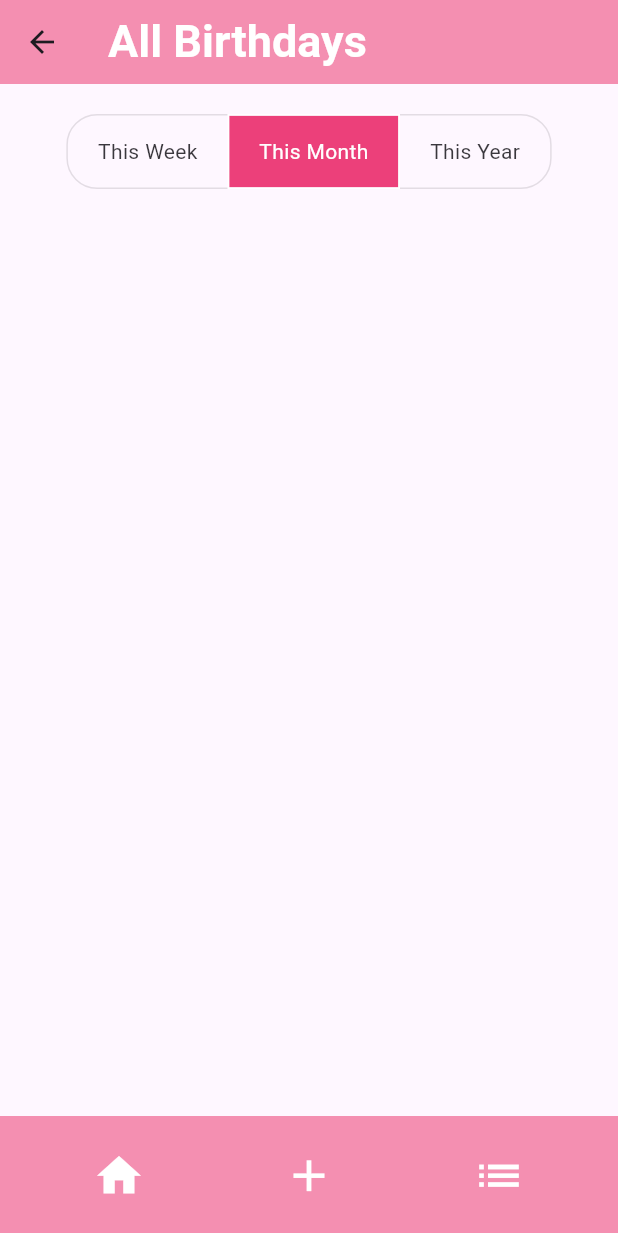
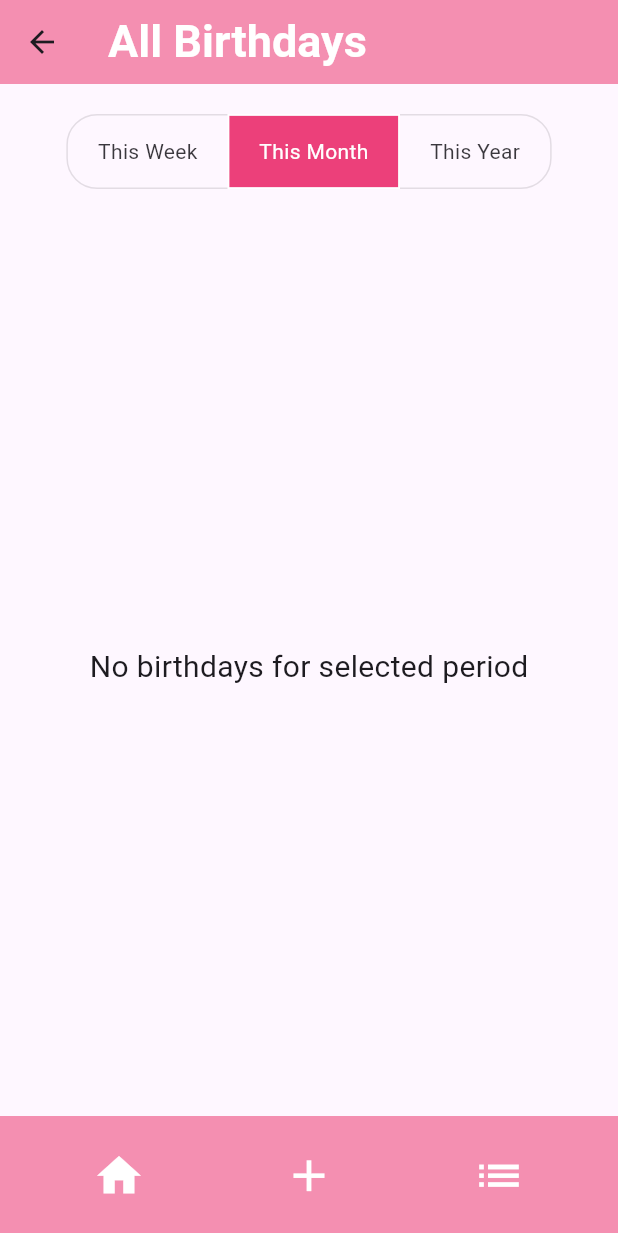
Before and after one commit to Frivox1/rememberme, a Flutter app: the ListScreen screen opened by its route, on a phone screen of 412 x 824 dp. Shown: the top 1233 px of the screen. Run offline on Flutter 3.47's test engine with Material 3 defaults, Android fonts, the phone set to English and light mode, and no system bars; our stand-ins replace flutter_local_notifications, hive, share, table_calendar, timezone; missing offline and left inert: workmanager; accounts and stored records are empty.

Commit message:
on continue

```diff
--- a/lib/screens/home_screen.dart
+++ b/lib/screens/home_screen.dart
@@ -101,6 +101,12 @@ class HomeScreen extends StatelessWidget {
                                 birthday.birthday.day >= startOfWeek.day &&
                                 birthday.birthday.day <= endOfWeek.day)
                             .toList();
+                        if (birthdaysThisWeek.isEmpty) {
+                          return Center(
+                            child: Text('No birthdays this week',
+                                style: const TextStyle(fontSize: 20)),
+                          );
+                        }
                         return ListView.builder(
                           shrinkWrap: true,
                           itemCount: birthdaysThisWeek.length,
--- a/lib/screens/language_screen.dart
+++ b/lib/screens/language_screen.dart
@@ -9,10 +9,13 @@ class LanguageScreen extends StatelessWidget {
   Widget build(BuildContext context) {
     return Scaffold(
       appBar: AppBar(
+        backgroundColor: Colors.pink[200],
         title: const Text(
-          'Choose Language',
+          'Choose language',
           style: TextStyle(
             fontSize: 30,
+            color: Colors.white,
+            fontWeight: FontWeight.bold,
           ),
         ),
       ),
--- a/lib/screens/list_screen.dart
+++ b/lib/screens/list_screen.dart
@@ -4,7 +4,7 @@ import 'package:rememberme/models/birthday_model.dart';
 import 'package:rememberme/widgets/navbar.dart';
 
 class ListScreen extends StatefulWidget {
-  const ListScreen({super.key});
+  const ListScreen({Key? key}) : super(key: key);
 
   @override
   _ListScreenState createState() => _ListScreenState();
@@ -44,16 +44,15 @@ class _ListScreenState extends State<ListScreen> {
               },
               borderRadius: BorderRadius.circular(
                 20.0,
-              ), // Définir le rayon pour arrondir les bords
-              selectedBorderColor: Colors
-                  .white, // Couleur de la bordure lorsqu'un bouton est sélectionné
+              ),
+              selectedBorderColor: Colors.white,
               selectedColor: Colors.white,
               fillColor: Colors.pink[400],
               children: [
                 _buildPeriodButton('This Week', Period.Week),
                 _buildPeriodButton('This Month', Period.Month),
                 _buildPeriodButton('This Year', Period.Year),
-              ], // Couleur de remplissage lorsqu'un bouton est désélectionné
+              ],
             ),
           ),
           const SizedBox(height: 20),
@@ -94,6 +93,12 @@ class _ListScreenState extends State<ListScreen> {
                       case Period.Year:
                         filteredBirthdays = birthdays;
                         break;
+                    }
+                    if (filteredBirthdays.isEmpty) {
+                      return const Center(
+                        child: Text('No birthdays for selected period',
+                            style: TextStyle(fontSize: 20.0)),
+                      );
                     }
                     return ListView.builder(
                       itemCount: filteredBirthdays.length,
@@ -178,14 +183,12 @@ class _ListScreenState extends State<ListScreen> {
     return age + 1;
   }
 
-  // Méthode pour supprimer l'anniversaire
   void _deleteBirthday(Birthday birthday, Box<Birthday> box) {
     box.delete(birthday.key);
-    Navigator.of(context).pop(); // Ferme la boîte de dialogue
-    setState(() {}); // Met à jour l'interface utilisateur
+    Navigator.of(context).pop();
+    setState(() {});
   }
 
-  // Méthode pour afficher la boîte de dialogue de confirmation de suppression
   void _showDeleteConfirmationDialog(Birthday birthday, Box<Birthday> box) {
     showDialog(
       context: context,
@@ -196,7 +199,7 @@ class _ListScreenState extends State<ListScreen> {
           actions: <Widget>[
             TextButton(
               onPressed: () {
-                Navigator.of(context).pop(); // Ferme la boîte de dialogue
+                Navigator.of(context).pop();
               },
               child: const Text(
                 'Cancel',
@@ -205,7 +208,7 @@ class _ListScreenState extends State<ListScreen> {
             ),
             TextButton(
               onPressed: () {
-                _deleteBirthday(birthday, box); // Supprime l'anniversaire
+                _deleteBirthday(birthday, box);
               },
               child: const Text(
                 'Delete',
```
